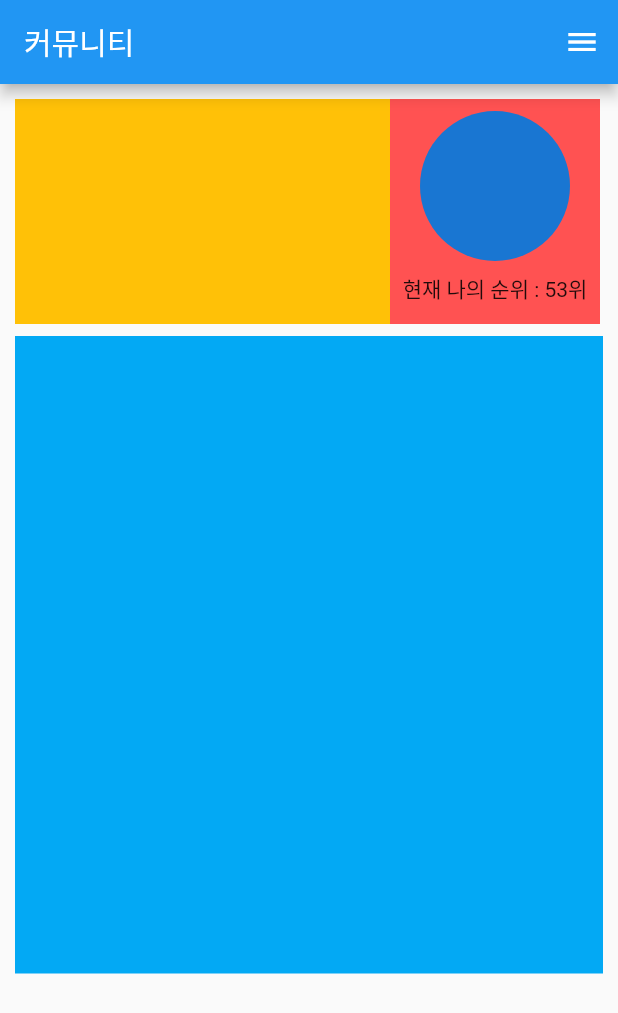
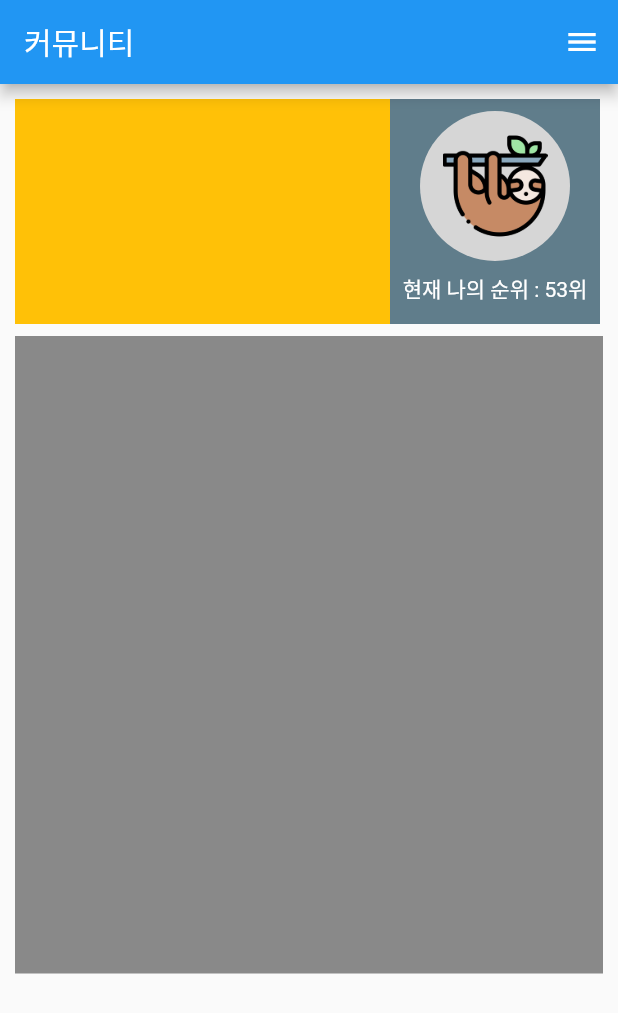
Before and after one commit to hyvnua/Capstone_Design, a Flutter app: the screen it shows after launch, in the side drawer, after a tap on "커뮤니티 목록", on a phone screen of 412 x 824 dp. Shown: the top 1013 px of the screen. Run offline on Flutter 3.47's test engine with Material 2 defaults, Android fonts, the phone set to English and light mode, and no system bars.

Commit message:
Add Asset and png files

```diff
--- a/lib/communication.dart
+++ b/lib/communication.dart
@@ -83,19 +83,26 @@ class Communication extends StatelessWidget {
                     Container(
                       height : 150,
                       width : 140,
-                      decoration: BoxDecoration(
-                        color: Colors.redAccent,
+                      decoration: const BoxDecoration(
+                        color: Colors.blueGrey,
                       ),
                       child: Column(
                           children: <Widget>[
                             Padding(
                               padding: const EdgeInsets.all(8.0),
                               child: CircleAvatar(
+                                child : Image.asset('assets/sloth.png', height: 70, width: 70,),
                                 // backgroundImage: AssetImage('assets/koala.png'),
                                 radius: 50.0,
+                                backgroundColor: Colors.grey[350],
                               ),
                             ),
-                            Text('현재 나의 순위 : 53위'),
+                            Text(
+                              '현재 나의 순위 : 53위',
+                              style : TextStyle(
+                                color: Colors.white,
+                              ),
+                            ),
                             //TextAlign.center = true,
                           ],
                       ),
@@ -104,9 +111,9 @@ class Communication extends StatelessWidget {
                 ),
               ),
             ), //경쟁순위 보여주는 박스
-            Expanded(
+            Expanded(//게시판 박스
               child: SingleChildScrollView(
-                child: Padding(  //게시판 박스
+                child: Padding(
                   padding: const EdgeInsets.fromLTRB(10.0, 0.0, 10.0, 0.0),
                   child: Column(
                     children: <Widget>[
@@ -114,14 +121,14 @@ class Communication extends StatelessWidget {
                         height : 425,
                         width : 450,
                         decoration: BoxDecoration(
-                          color: Colors.lightBlue,
+                          color: Colors.black45,
                         ),
                       ),
                     ],
                   ),
                 ),
               ),
-            ),
+            ), //게시판 박스
           ],
         ),
       ),
```
Also changed, not shown: pubspec.yaml (+4 -4 lines).
